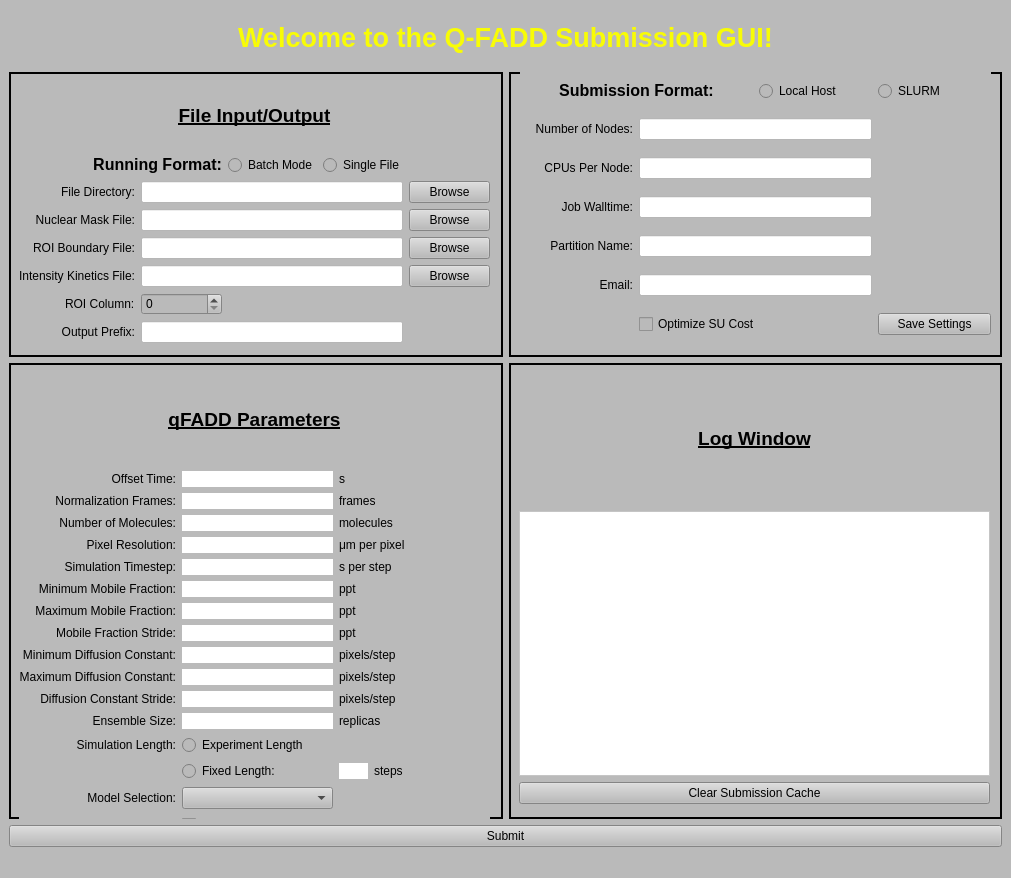
First picture: the form in src/qFADD_gui.ui, repository Luger-Lab/Q-FADD, before the edit.
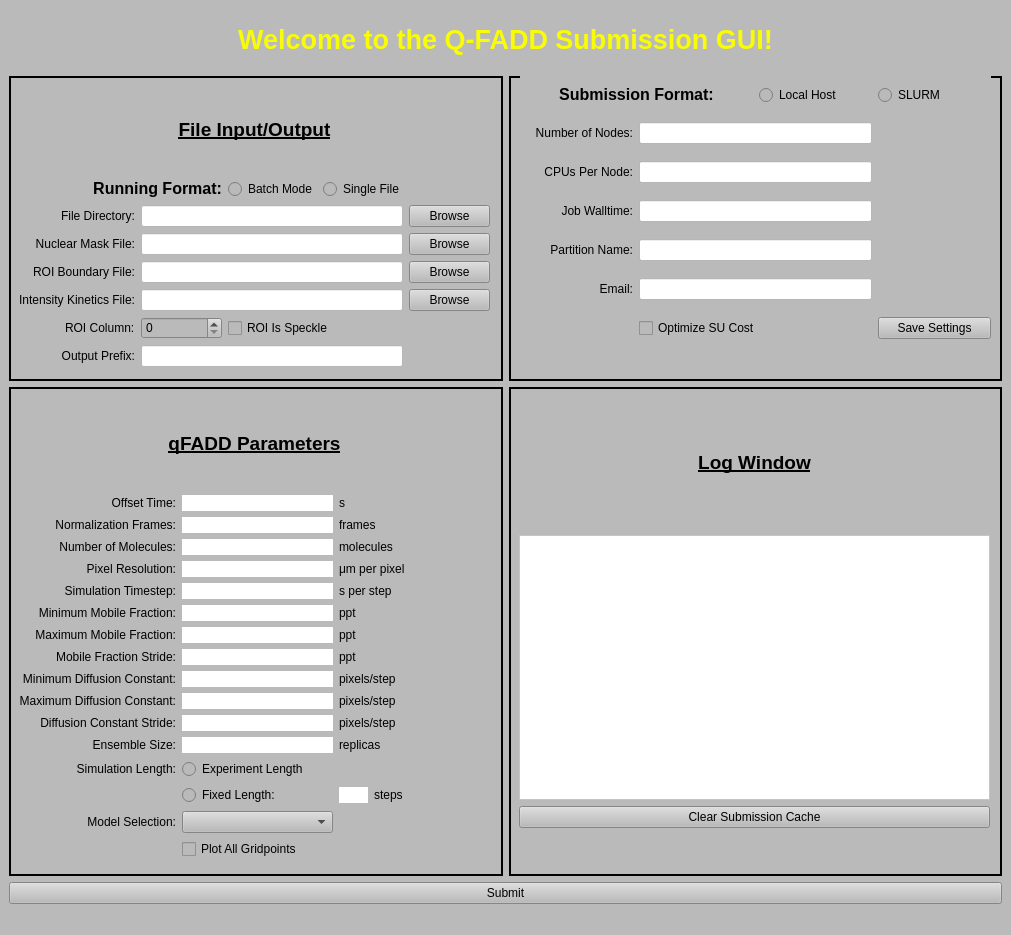
Second picture: the form after the edit.

What changed in the file:
```diff
--- a/src/qFADD_gui.ui
+++ b/src/qFADD_gui.ui
@@ -7,7 +7,7 @@
     <x>0</x>
     <y>0</y>
     <width>1011</width>
-    <height>878</height>
+    <height>935</height>
    </rect>
   </property>
   <property name="minimumSize">
@@ -770,7 +770,7 @@
            <x>10</x>
            <y>10</y>
            <width>471</width>
-           <height>261</height>
+           <height>281</height>
           </rect>
          </property>
          <layout class="QGridLayout" name="gridLayout_2" rowstretch="1,2,2,2,2,2,2,0" columnstretch="1,1,1,1,1">
@@ -973,6 +973,13 @@
             </property>
            </widget>
           </item>
+          <item row="6" column="2" colspan="2">
+           <widget class="QCheckBox" name="SpeckleCheckBox">
+            <property name="text">
+             <string>ROI Is Speckle</string>
+            </property>
+           </widget>
+          </item>
          </layout>
         </widget>
        </widget>
```
